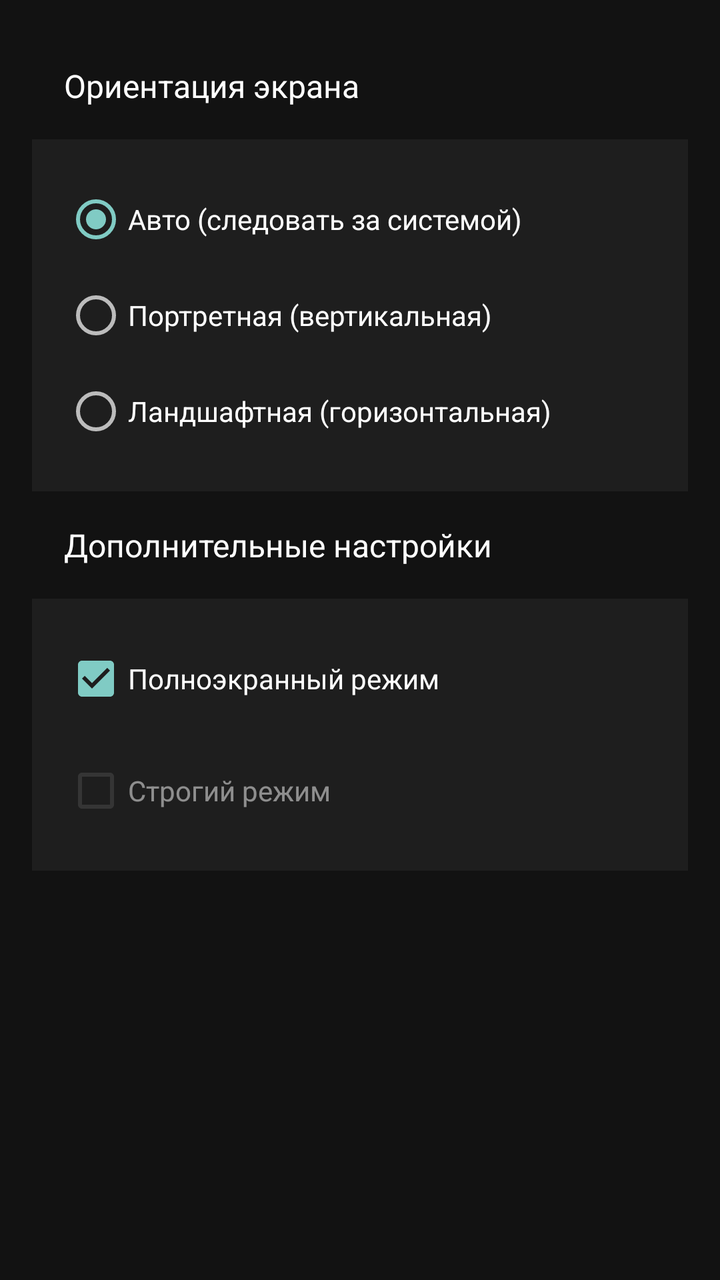
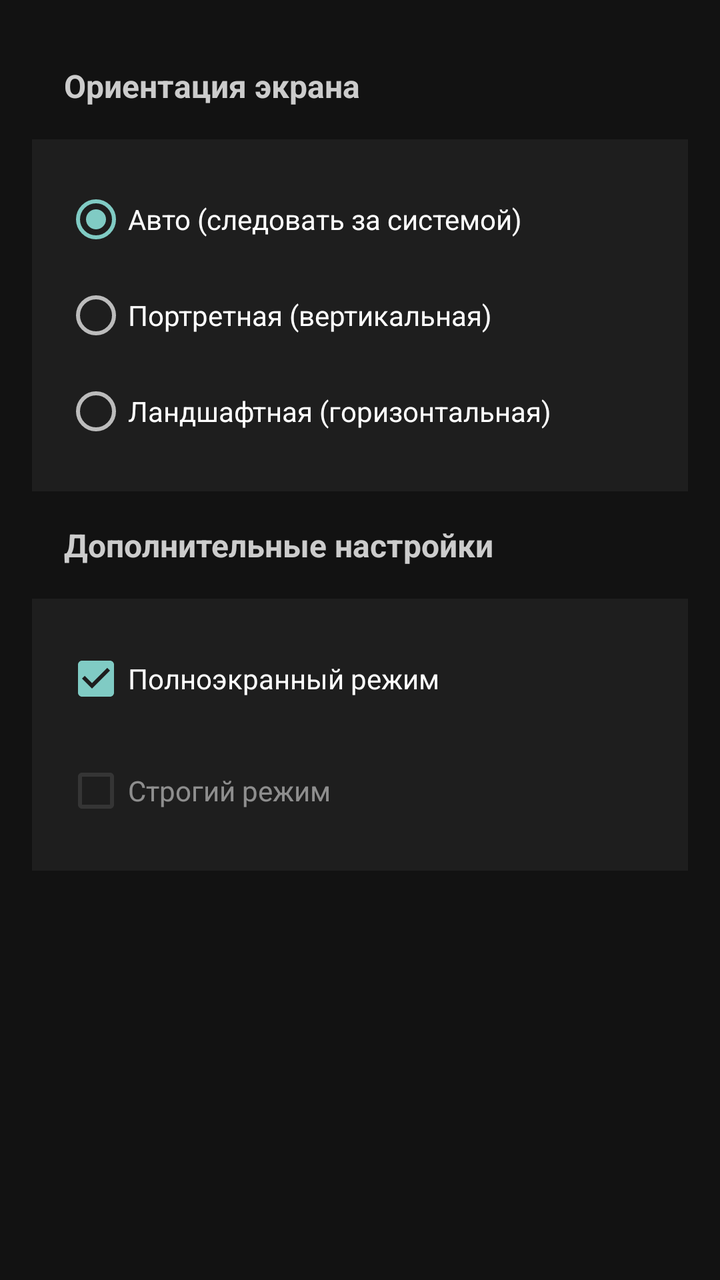

The first picture is an Android layout as it rendered before a commit; the second is the same layout after the commit. The layout source and the unified diff follow.
<!-- AndroidManifest.xml: application theme Theme.QutyLaunch -->
<!-- res/layout/fragment_settings_display.xml -->
<ScrollView xmlns:android="http://schemas.android.com/apk/res/android"
    xmlns:tools="http://schemas.android.com/tools"
    android:layout_width="match_parent"
    android:layout_height="match_parent"
    android:background="@color/background_dark"
    android:fillViewport="true"
    android:padding="16dp">

    <LinearLayout
        android:layout_width="match_parent"
        android:layout_height="wrap_content"
        android:orientation="vertical">

        
        <TextView
            android:layout_width="match_parent"
            android:layout_height="wrap_content"
            android:text="@string/settings_orientation_title"
            android:textColor="@color/text_primary"
            android:textSize="16sp"
            android:padding="16dp"
            android:paddingTop="8dp"/>

        <LinearLayout
            android:layout_width="match_parent"
            android:layout_height="wrap_content"
            android:orientation="vertical"
            android:background="@color/background_card"
            android:padding="16dp">

            
            <TextView
                android:id="@+id/orientation_lock_hint"
                android:layout_width="match_parent"
                android:layout_height="wrap_content"
                android:text="@string/orientation_lock_hint_default"
                android:textColor="@color/status_warning"
                android:textSize="14sp"
                android:padding="8dp"
                android:background="@color/background_warning"
                android:gravity="center"
                android:visibility="gone"
                android:layout_marginBottom="12dp"/>

            <RadioGroup
                android:id="@+id/orientation_group"
                android:layout_width="match_parent"
                android:layout_height="wrap_content"
                android:orientation="vertical">

                <RadioButton
                    android:id="@+id/orientation_sensor"
                    android:layout_width="match_parent"
                    android:layout_height="wrap_content"
                    android:checked="true"
                    android:minHeight="48dp"
                    android:text="@string/orientation_auto"
                    android:textColor="@color/text_primary"
                    tools:ignore="VisualLintButtonSize" />

                <RadioButton
                    android:id="@+id/orientation_portrait"
                    android:layout_width="match_parent"
                    android:layout_height="wrap_content"
                    android:minHeight="48dp"
                    android:text="@string/orientation_portrait"
                    android:textColor="@color/text_primary"
                    tools:ignore="VisualLintButtonSize" />

                <RadioButton
                    android:id="@+id/orientation_landscape"
                    android:layout_width="match_parent"
                    android:layout_height="wrap_content"
                    android:minHeight="48dp"
                    android:text="@string/orientation_landscape"
                    android:textColor="@color/text_primary"
                    tools:ignore="VisualLintButtonSize" />

            </RadioGroup>
        </LinearLayout>

        
        <TextView
            android:layout_width="match_parent"
            android:layout_height="wrap_content"
            android:text="@string/settings_additional_title"
            android:textColor="@color/text_primary"
            android:textSize="16sp"
            android:padding="16dp"
            android:paddingTop="24dp"/>

        <LinearLayout
            android:layout_width="match_parent"
            android:layout_height="wrap_content"
            android:orientation="vertical"
            android:background="@color/background_card"
            android:padding="16dp">

            
            <CheckBox
                android:id="@+id/fullscreen_checkbox"
                android:layout_width="match_parent"
                android:layout_height="wrap_content"
                android:checked="true"
                android:enabled="true"
                android:minHeight="48dp"
                android:text="@string/additional_fullscreen"
                android:textColor="@color/text_primary"
                tools:ignore="VisualLintButtonSize" />

            <CheckBox
                android:id="@+id/strict_mode_checkbox"
                android:layout_width="match_parent"
                android:layout_height="wrap_content"
                android:layout_marginTop="8dp"
                android:alpha="0.5"
                android:checked="false"
                android:enabled="false"
                android:minHeight="48dp"
                android:text="@string/additional_strict_mode"
                android:textColor="@color/text_primary"
                tools:ignore="VisualLintButtonSize" />

        </LinearLayout>

    </LinearLayout>
</ScrollView>
<!-- resources referenced by this layout -->
<resources>
  <color name="background_card">#1E1E1E</color>
  <color name="background_dark">#121212</color>
  <color name="background_warning">#332A2A</color>
  <color name="status_warning">#FF9800</color>
  <color name="text_primary">#FFFFFF</color>
  <string name="additional_fullscreen">Полноэкранный режим</string>
  <string name="additional_strict_mode">Строгий режим</string>
  <string name="orientation_auto">Авто (следовать за системой)</string>
  <string name="orientation_landscape">Ландшафтная (горизонтальная)</string>
  <string name="orientation_lock_hint_default">🔒 Ориентация задана оболочкой</string>
  <string name="orientation_portrait">Портретная (вертикальная)</string>
  <string name="settings_additional_title">Дополнительные настройки</string>
  <string name="settings_orientation_title">Ориентация экрана</string>
  <style name="Theme.QutyLaunch" parent="Theme.AppCompat.NoActionBar">
          
          <item name="android:navigationBarColor">@android:color/transparent</item>
          <item name="android:statusBarColor">@android:color/transparent</item>
  
          
          <item name="android:windowLayoutInDisplayCutoutMode">shortEdges</item>
  
          
          <item name="android:fitsSystemWindows">false</item>
  
          
          <item name="android:windowDrawsSystemBarBackgrounds">true</item>
      </style>
</resources>

<!-- the commit's change to res/layout/fragment_settings_display.xml (unified diff, before → after) -->
@@ -4,7 +4,7 @@
     android:layout_height="match_parent"
     android:background="@color/background_dark"
     android:fillViewport="true"
-    android:padding="16dp">
+    android:padding="@dimen/screen_padding_horizontal">
 
     <LinearLayout
         android:layout_width="match_parent"
@@ -13,34 +13,31 @@
 
         
         <TextView
+            style="@style/Text.Title.Small"
             android:layout_width="match_parent"
             android:layout_height="wrap_content"
-            android:text="@string/settings_orientation_title"
-            android:textColor="@color/text_primary"
-            android:textSize="16sp"
-            android:padding="16dp"
-            android:paddingTop="8dp"/>
+            android:padding="@dimen/spacing_l"
+            android:paddingTop="@dimen/spacing_s"
+            android:text="@string/settings_orientation_title" />
 
         <LinearLayout
-            android:layout_width="match_parent"
-            android:layout_height="wrap_content"
+            style="@style/Card"
             android:orientation="vertical"
-            android:background="@color/background_card"
-            android:padding="16dp">
+            android:padding="@dimen/spacing_l">
 
             
             <TextView
                 android:id="@+id/orientation_lock_hint"
                 android:layout_width="match_parent"
                 android:layout_height="wrap_content"
-                android:text="@string/orientation_lock_hint_default"
-                android:textColor="@color/status_warning"
-                android:textSize="14sp"
-                android:padding="8dp"
+                android:padding="@dimen/spacing_s"
                 android:background="@color/background_warning"
                 android:gravity="center"
                 android:visibility="gone"
-                android:layout_marginBottom="12dp"/>
+                android:layout_marginBottom="@dimen/spacing_m"
+                style="@style/Text.Body"
+                android:text="@string/orientation_lock_hint_default"
+                android:textColor="@color/status_warning" />
 
             <RadioGroup
                 android:id="@+id/orientation_group"
@@ -53,27 +50,27 @@
                     android:layout_width="match_parent"
                     android:layout_height="wrap_content"
                     android:checked="true"
-                    android:minHeight="48dp"
+                    android:minHeight="@dimen/height_button"
+                    style="@style/Text.Body"
                     android:text="@string/orientation_auto"
-                    android:textColor="@color/text_primary"
                     tools:ignore="VisualLintButtonSize" />
 
                 <RadioButton
                     android:id="@+id/orientation_portrait"
                     android:layout_width="match_parent"
                     android:layout_height="wrap_content"
-                    android:minHeight="48dp"
+                    android:minHeight="@dimen/height_button"
+                    style="@style/Text.Body"
                     android:text="@string/orientation_portrait"
-                    android:textColor="@color/text_primary"
                     tools:ignore="VisualLintButtonSize" />
 
                 <RadioButton
                     android:id="@+id/orientation_landscape"
                     android:layout_width="match_parent"
                     android:layout_height="wrap_content"
-                    android:minHeight="48dp"
+                    android:minHeight="@dimen/height_button"
+                    style="@style/Text.Body"
                     android:text="@string/orientation_landscape"
-                    android:textColor="@color/text_primary"
                     tools:ignore="VisualLintButtonSize" />
 
             </RadioGroup>
@@ -81,44 +78,40 @@
 
         
         <TextView
+            style="@style/Text.Title.Small"
             android:layout_width="match_parent"
             android:layout_height="wrap_content"
-            android:text="@string/settings_additional_title"
-            android:textColor="@color/text_primary"
-            android:textSize="16sp"
-            android:padding="16dp"
-            android:paddingTop="24dp"/>
+            android:padding="@dimen/spacing_l"
+            android:paddingTop="@dimen/spacing_xl"
+            android:text="@string/settings_additional_title" />
 
         <LinearLayout
-            android:layout_width="match_parent"
-            android:layout_height="wrap_content"
+            style="@style/Card"
             android:orientation="vertical"
-            android:background="@color/background_card"
-            android:padding="16dp">
+            android:padding="@dimen/spacing_l">
 
-            
             <CheckBox
                 android:id="@+id/fullscreen_checkbox"
                 android:layout_width="match_parent"
                 android:layout_height="wrap_content"
                 android:checked="true"
                 android:enabled="true"
-                android:minHeight="48dp"
+                android:minHeight="@dimen/height_button"
+                style="@style/Text.Body"
                 android:text="@string/additional_fullscreen"
-                android:textColor="@color/text_primary"
                 tools:ignore="VisualLintButtonSize" />
 
             <CheckBox
                 android:id="@+id/strict_mode_checkbox"
                 android:layout_width="match_parent"
                 android:layout_height="wrap_content"
-                android:layout_marginTop="8dp"
+                android:layout_marginTop="@dimen/spacing_s"
                 android:alpha="0.5"
                 android:checked="false"
                 android:enabled="false"
-                android:minHeight="48dp"
+                android:minHeight="@dimen/height_button"
+                style="@style/Text.Body"
                 android:text="@string/additional_strict_mode"
-                android:textColor="@color/text_primary"
                 tools:ignore="VisualLintButtonSize" />
 
         </LinearLayout>
<!-- resource entries referenced after the edit -->
@@ -1,9 +1,27 @@
 <!-- resources referenced by this layout -->
 <resources>
   <color name="background_card">#1E1E1E</color>
+  <dimen name="card_padding">16dp</dimen>
+  <style name="Text">
+          <item name="android:textSize">@dimen/text_m</item>
+          <item name="android:textColor">@color/text_primary</item>
+      </style>
+  <dimen name="text_m">14sp</dimen>
+  <style name="Text.Title">
+          <item name="android:textColor">@color/text_primary</item>
+          <item name="android:textStyle">bold</item>
+      </style>
+  <dimen name="title_small">16sp</dimen>
+  <color name="text_secondary">#CCCCCC</color>
   <color name="background_dark">#121212</color>
   <color name="background_warning">#332A2A</color>
   <color name="status_warning">#FF9800</color>
+  <dimen name="height_button">48dp</dimen>
+  <dimen name="screen_padding_horizontal">16dp</dimen>
+  <dimen name="spacing_l">16dp</dimen>
+  <dimen name="spacing_m">12dp</dimen>
+  <dimen name="spacing_s">8dp</dimen>
+  <dimen name="spacing_xl">24dp</dimen>
   <color name="text_primary">#FFFFFF</color>
   <string name="additional_fullscreen">Полноэкранный режим</string>
   <string name="additional_strict_mode">Строгий режим</string>
@@ -13,6 +31,19 @@
   <string name="orientation_portrait">Портретная (вертикальная)</string>
   <string name="settings_additional_title">Дополнительные настройки</string>
   <string name="settings_orientation_title">Ориентация экрана</string>
+  <style name="Card">
+          <item name="android:layout_width">match_parent</item>
+          <item name="android:layout_height">wrap_content</item>
+          <item name="android:background">@color/background_card</item>
+          <item name="android:padding">@dimen/card_padding</item>
+      </style>
+  <style name="Text.Body" parent="Text">
+          <item name="android:textSize">@dimen/text_m</item>
+      </style>
+  <style name="Text.Title.Small" parent="Text.Title">
+          <item name="android:textSize">@dimen/title_small</item>
+          <item name="android:textColor">@color/text_secondary</item>
+      </style>
   <style name="Theme.QutyLaunch" parent="Theme.AppCompat.NoActionBar">
           
           <item name="android:navigationBarColor">@android:color/transparent</item>
